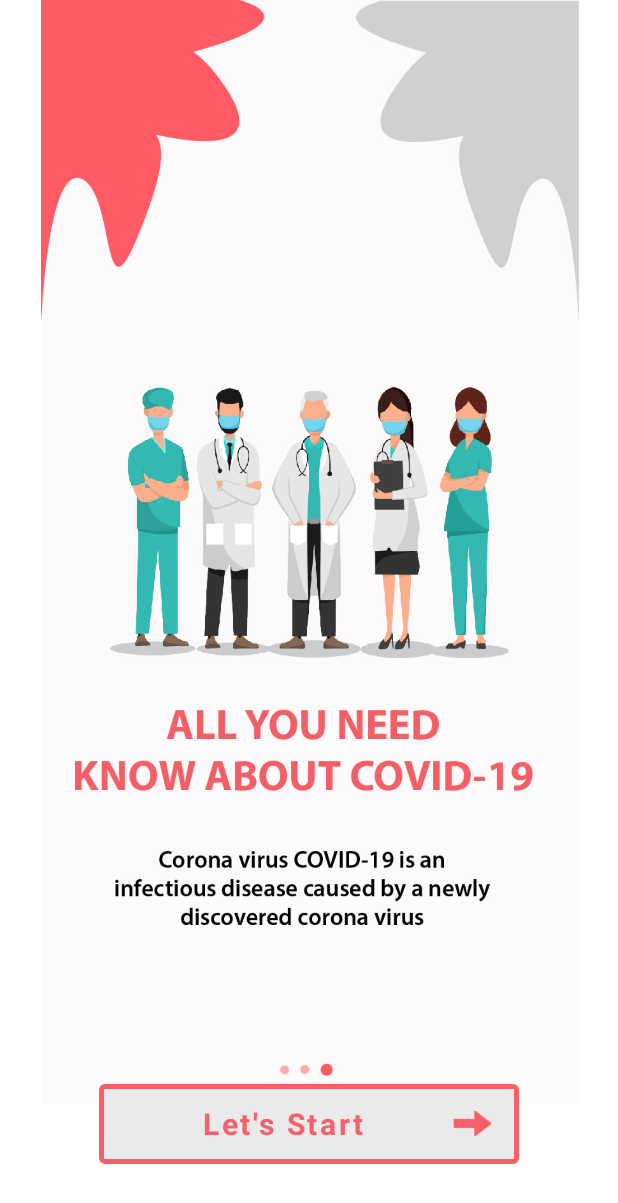
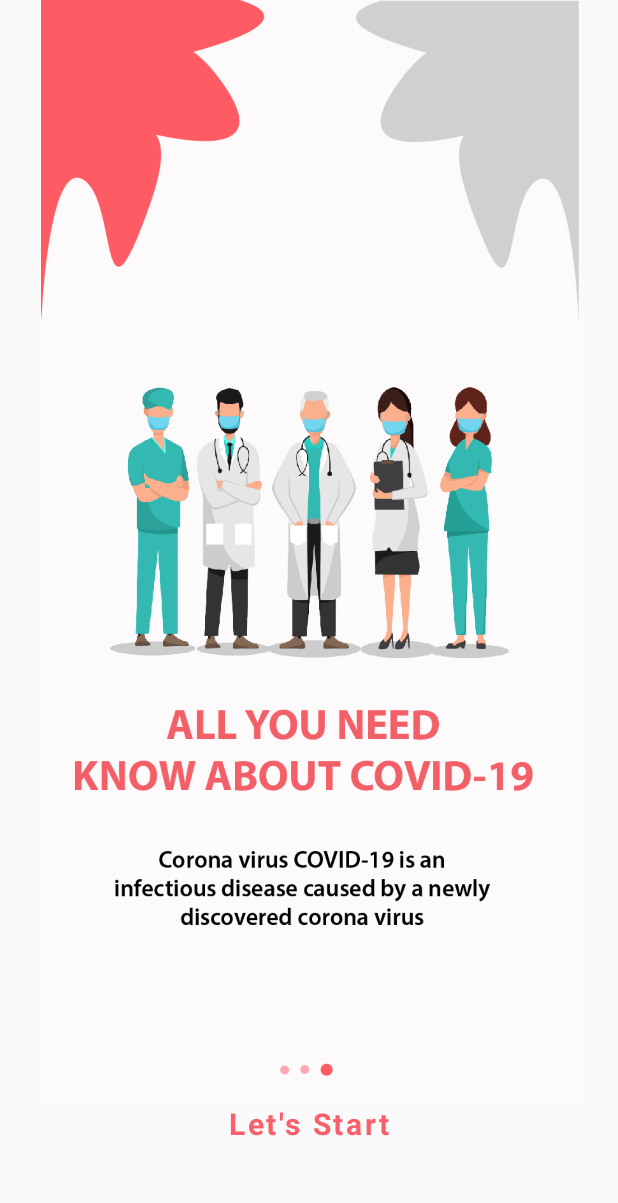
Before and after one commit to AnanthanSuthan/MADproject, an Android app: the screen it shows after launch (MainActivity), on a phone screen of 412 x 824 dp. Shown: the top 1203 px of the screen. Run offline under Robolectric (Android 15) with nearby library versions, the phone set to English and light mode, and no system bars; our stand-ins replace navigation-ui; Roboto replaces fonts that are not available here.

Commit message:
error fixed

```diff
--- a/CORONASafe/app/src/main/res/values/themes.xml
+++ b/CORONASafe/app/src/main/res/values/themes.xml
@@ -1,6 +1,6 @@
 <resources xmlns:tools="http://schemas.android.com/tools">
     <!-- Base application theme. -->
-    <style name="Theme.CORONASafe" parent="Theme.MaterialComponents.DayNight.DarkActionBar">
+    <style name="Theme.CORONASafe" parent="Theme.AppCompat.DayNight.NoActionBar">
         <!-- Primary brand color. -->
         <item name="colorPrimary">@color/purple_500</item>
         <item name="colorPrimaryVariant">@color/purple_700</item>
```
Also changed, not shown: CORONASafe/app/src/main/res/values/strings.xml (+13 -0 lines).
